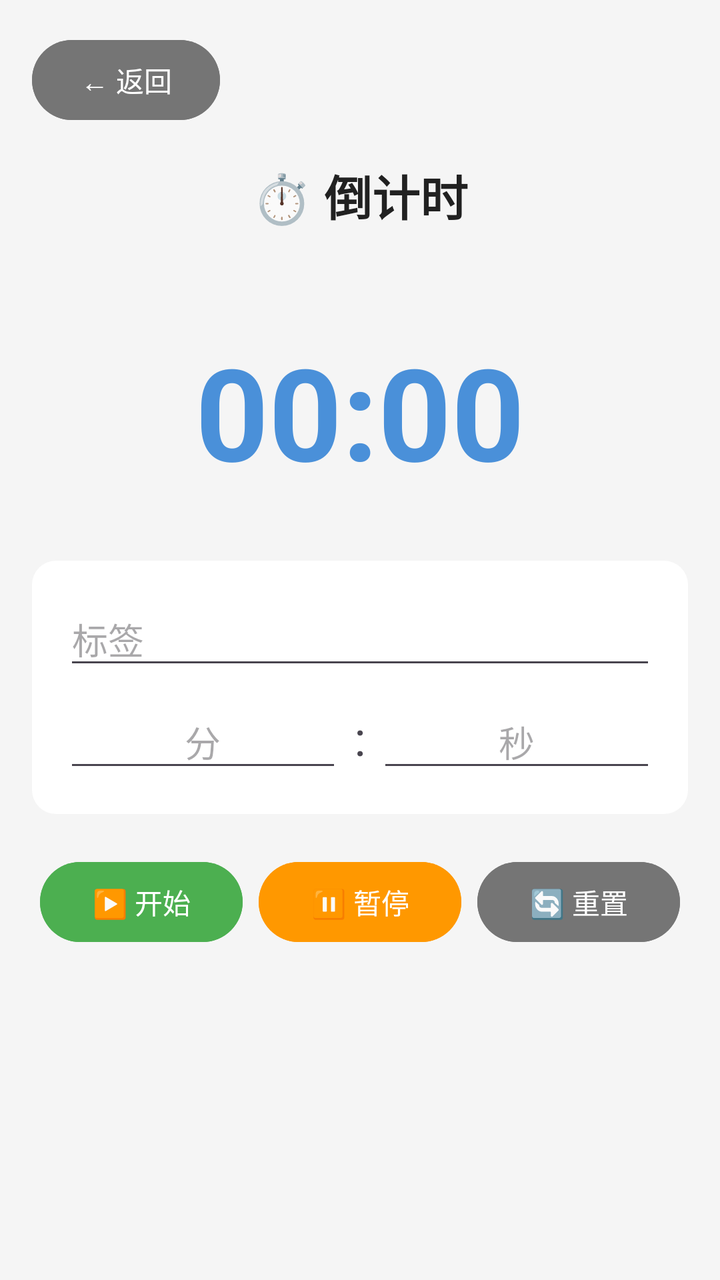
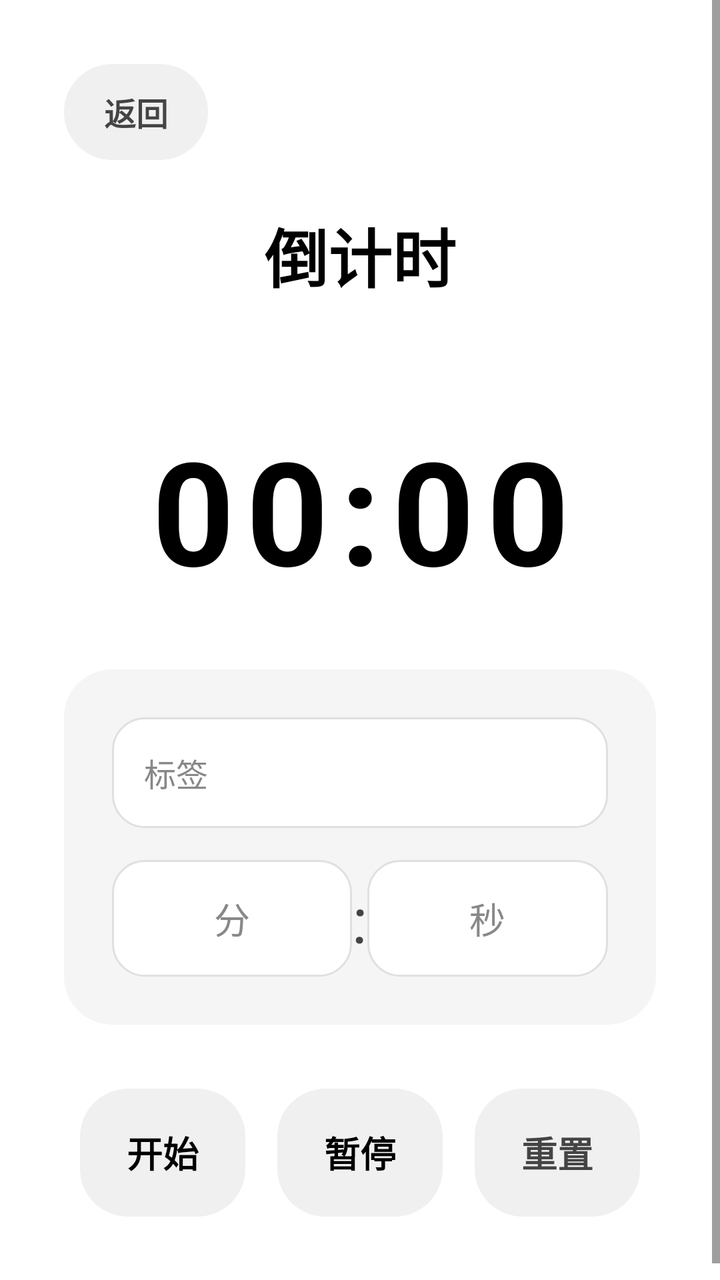

An Android layout rendered at two revisions. The XML below is the earlier revision; the diff shows what the commit changed to produce the second picture.
<!-- AndroidManifest.xml: activity theme Theme.Clock3 -->
<!-- res/layout/activity_countdown.xml -->
<?xml version="1.0" encoding="utf-8"?>
<LinearLayout xmlns:android="http://schemas.android.com/apk/res/android"
    android:layout_width="match_parent"
    android:layout_height="match_parent"
    android:orientation="vertical"
    android:background="@color/background"
    android:padding="16dp">

    <Button
        android:id="@+id/backButton"
        android:layout_width="wrap_content"
        android:layout_height="wrap_content"
        android:text="← 返回"
        android:backgroundTint="@color/text_secondary"/>

    <TextView
        android:layout_width="match_parent"
        android:layout_height="wrap_content"
        android:text="⏱️ 倒计时"
        android:textSize="24sp"
        android:textStyle="bold"
        android:textColor="@color/text_primary"
        android:gravity="center"
        android:paddingVertical="16dp"/>

    <TextView
        android:id="@+id/countdownText"
        android:layout_width="match_parent"
        android:layout_height="wrap_content"
        android:text="00:00"
        android:textSize="64sp"
        android:textStyle="bold"
        android:textColor="@color/primary"
        android:gravity="center"
        android:paddingVertical="32dp"/>

    <LinearLayout
        android:layout_width="match_parent"
        android:layout_height="wrap_content"
        android:orientation="vertical"
        android:background="@drawable/card_background"
        android:padding="16dp"
        android:layout_marginBottom="16dp">

        <EditText
            android:id="@+id/labelInput"
            android:layout_width="match_parent"
            android:layout_height="wrap_content"
            android:hint="标签"
            android:layout_marginBottom="8dp"/>

        <LinearLayout
            android:layout_width="match_parent"
            android:layout_height="wrap_content"
            android:orientation="horizontal">

            <EditText
                android:id="@+id/minuteInput"
                android:layout_width="0dp"
                android:layout_height="wrap_content"
                android:layout_weight="1"
                android:hint="分"
                android:inputType="number"
                android:gravity="center"/>

            <TextView
                android:layout_width="wrap_content"
                android:layout_height="wrap_content"
                android:text=" : "
                android:textSize="24sp"/>

            <EditText
                android:id="@+id/secondInput"
                android:layout_width="0dp"
                android:layout_height="wrap_content"
                android:layout_weight="1"
                android:hint="秒"
                android:inputType="number"
                android:gravity="center"/>

        </LinearLayout>

    </LinearLayout>

    <LinearLayout
        android:layout_width="match_parent"
        android:layout_height="wrap_content"
        android:orientation="horizontal"
        android:gravity="center">

        <Button
            android:id="@+id/startButton"
            android:layout_width="0dp"
            android:layout_height="wrap_content"
            android:layout_weight="1"
            android:text="▶️ 开始"
            android:backgroundTint="@color/success"
            android:layout_margin="4dp"/>

        <Button
            android:id="@+id/pauseButton"
            android:layout_width="0dp"
            android:layout_height="wrap_content"
            android:layout_weight="1"
            android:text="⏸️ 暂停"
            android:backgroundTint="@color/warning"
            android:layout_margin="4dp"/>

        <Button
            android:id="@+id/resetButton"
            android:layout_width="0dp"
            android:layout_height="wrap_content"
            android:layout_weight="1"
            android:text="🔄 重置"
            android:backgroundTint="@color/text_secondary"
            android:layout_margin="4dp"/>

    </LinearLayout>

</LinearLayout>
<!-- resources referenced by this layout -->
<resources>
  <color name="background">#F5F5F5</color>
  <color name="primary">#4A90D9</color>
  <color name="success">#4CAF50</color>
  <color name="text_primary">#212121</color>
  <color name="text_secondary">#757575</color>
  <color name="warning">#FF9800</color>
  <!-- drawable card_background (drawable) -->
  <?xml version="1.0" encoding="utf-8"?>
  <shape xmlns:android="http://schemas.android.com/apk/res/android"
      android:shape="rectangle">
      <solid android:color="@color/card_background" />
      <corners android:radius="12dp" />
  </shape>
  <style name="Theme.Clock3" parent="Theme.Material3.Light.NoActionBar">
          <item name="colorPrimary">@color/primary</item>
          <item name="colorPrimaryDark">@color/primary_dark</item>
          <item name="colorAccent">@color/accent</item>
          <item name="android:colorBackground">@color/background</item>
          <item name="android:statusBarColor">@color/primary_dark</item>
          <item name="android:navigationBarColor">@color/primary_dark</item>
          <item name="android:windowBackground">@color/background</item>
      </style>
  <color name="card_background">#FFFFFF</color>
  <color name="primary_dark">#3A7BC8</color>
  <color name="accent">#FF6B6B</color>
</resources>

<!-- the commit's change to res/layout/activity_countdown.xml (unified diff, before → after) -->
@@ -1,120 +1,194 @@
 <?xml version="1.0" encoding="utf-8"?>
-<LinearLayout xmlns:android="http://schemas.android.com/apk/res/android"
+<ScrollView xmlns:android="http://schemas.android.com/apk/res/android"
     android:layout_width="match_parent"
     android:layout_height="match_parent"
-    android:orientation="vertical"
-    android:background="@color/background"
-    android:padding="16dp">
-
-    <Button
-        android:id="@+id/backButton"
-        android:layout_width="wrap_content"
-        android:layout_height="wrap_content"
-        android:text="← 返回"
-        android:backgroundTint="@color/text_secondary"/>
-
-    <TextView
-        android:layout_width="match_parent"
-        android:layout_height="wrap_content"
-        android:text="⏱️ 倒计时"
-        android:textSize="24sp"
-        android:textStyle="bold"
-        android:textColor="@color/text_primary"
-        android:gravity="center"
-        android:paddingVertical="16dp"/>
-
-    <TextView
-        android:id="@+id/countdownText"
-        android:layout_width="match_parent"
-        android:layout_height="wrap_content"
-        android:text="00:00"
-        android:textSize="64sp"
-        android:textStyle="bold"
-        android:textColor="@color/primary"
-        android:gravity="center"
-        android:paddingVertical="32dp"/>
+    android:fillViewport="true"
+    android:background="@color/background">
 
     <LinearLayout
         android:layout_width="match_parent"
         android:layout_height="wrap_content"
         android:orientation="vertical"
-        android:background="@drawable/card_background"
-        android:padding="16dp"
-        android:layout_marginBottom="16dp">
+        android:padding="32dp">
 
-        <EditText
-            android:id="@+id/labelInput"
+        <LinearLayout
+            android:id="@+id/backButton"
+            android:layout_width="wrap_content"
+            android:layout_height="48dp"
+            android:orientation="horizontal"
+            android:gravity="center"
+            android:background="@drawable/card_button_secondary"
+            android:paddingHorizontal="20dp"
+            android:clickable="true"
+            android:focusable="true">
+
+            <TextView
+                android:layout_width="wrap_content"
+                android:layout_height="wrap_content"
+                android:text="@string/back"
+                android:textSize="16sp"
+                android:textStyle="bold"
+                android:textColor="@color/text_secondary"/>
+
+        </LinearLayout>
+
+        <TextView
             android:layout_width="match_parent"
             android:layout_height="wrap_content"
-            android:hint="标签"
-            android:layout_marginBottom="8dp"/>
+            android:text="@string/countdown"
+            android:textSize="32sp"
+            android:textStyle="bold"
+            android:textColor="@color/text_primary"
+            android:gravity="center"
+            android:paddingVertical="24dp"/>
+
+        <TextView
+            android:id="@+id/countdownText"
+            android:layout_width="match_parent"
+            android:layout_height="wrap_content"
+            android:text="@string/countdown_zero_time"
+            android:textSize="72sp"
+            android:textStyle="bold"
+            android:textColor="@color/text_primary"
+            android:gravity="center"
+            android:letterSpacing="0.08"
+            android:paddingVertical="32dp"/>
 
         <LinearLayout
             android:layout_width="match_parent"
             android:layout_height="wrap_content"
-            android:orientation="horizontal">
+            android:orientation="vertical"
+            android:background="@drawable/card_background"
+            android:padding="24dp"
+            android:layout_marginBottom="24dp">
 
             <EditText
-                android:id="@+id/minuteInput"
+                android:id="@+id/labelInput"
+                android:layout_width="match_parent"
+                android:layout_height="wrap_content"
+                android:hint="@string/label_hint"
+                android:background="@drawable/edit_text_background"
+                android:padding="16dp"
+                android:layout_marginBottom="16dp"
+                android:textSize="16sp"/>
+
+            <LinearLayout
+                android:layout_width="match_parent"
+                android:layout_height="wrap_content"
+                android:orientation="horizontal">
+
+                <EditText
+                    android:id="@+id/minuteInput"
+                    android:layout_width="0dp"
+                    android:layout_height="wrap_content"
+                    android:layout_weight="1"
+                    android:hint="@string/countdown_minutes"
+                    android:inputType="number"
+                    android:gravity="center"
+                    android:background="@drawable/edit_text_background"
+                    android:padding="16dp"
+                    android:textSize="18sp"/>
+
+                <TextView
+                    android:layout_width="wrap_content"
+                    android:layout_height="wrap_content"
+                    android:text="@string/time_separator"
+                    android:textSize="32sp"
+                    android:textColor="@color/text_secondary"
+                    android:layout_gravity="center"/>
+
+                <EditText
+                    android:id="@+id/secondInput"
+                    android:layout_width="0dp"
+                    android:layout_height="wrap_content"
+                    android:layout_weight="1"
+                    android:hint="@string/countdown_seconds"
+                    android:inputType="number"
+                    android:gravity="center"
+                    android:background="@drawable/edit_text_background"
+                    android:padding="16dp"
+                    android:textSize="18sp"/>
+
+            </LinearLayout>
+
+        </LinearLayout>
+
+        <LinearLayout
+            android:layout_width="match_parent"
+            android:layout_height="wrap_content"
+            android:orientation="horizontal"
+            android:gravity="center">
+
+            <LinearLayout
+                android:id="@+id/startButton"
                 android:layout_width="0dp"
-                android:layout_height="wrap_content"
+                android:layout_height="64dp"
                 android:layout_weight="1"
-                android:hint="分"
-                android:inputType="number"
-                android:gravity="center"/>
+                android:orientation="horizontal"
+                android:gravity="center"
+                android:layout_margin="8dp"
+                android:background="@drawable/card_button_secondary"
+                android:clickable="true"
+                android:focusable="true">
 
-            <TextView
-                android:layout_width="wrap_content"
-                android:layout_height="wrap_content"
-                android:text=" : "
-                android:textSize="24sp"/>
+                <TextView
+                    android:id="@+id/startButtonText"
+                    android:layout_width="wrap_content"
+                    android:layout_height="wrap_content"
+                    android:text="@string/start"
+                    android:textSize="18sp"
+                    android:textStyle="bold"
+                    android:textColor="@color/text_primary"/>
 
-            <EditText
-                android:id="@+id/secondInput"
+            </LinearLayout>
+
+            <LinearLayout
+                android:id="@+id/pauseButton"
                 android:layout_width="0dp"
-                android:layout_height="wrap_content"
+                android:layout_height="64dp"
                 android:layout_weight="1"
-                android:hint="秒"
-                android:inputType="number"
-                android:gravity="center"/>
+                android:orientation="horizontal"
+                android:gravity="center"
+                android:layout_margin="8dp"
+                android:background="@drawable/card_button_secondary"
+                android:clickable="true"
+                android:focusable="true">
+
+                <TextView
+                    android:id="@+id/pauseButtonText"
+                    android:layout_width="wrap_content"
+                    android:layout_height="wrap_content"
+                    android:text="@string/pause"
+                    android:textSize="18sp"
+                    android:textStyle="bold"
+                    android:textColor="@color/text_primary"/>
+
+            </LinearLayout>
+
+            <LinearLayout
+                android:id="@+id/resetButton"
+                android:layout_width="0dp"
+                android:layout_height="64dp"
+                android:layout_weight="1"
+                android:orientation="horizontal"
+                android:gravity="center"
+                android:layout_margin="8dp"
+                android:background="@drawable/card_button_secondary"
+                android:clickable="true"
+                android:focusable="true">
+
+                <TextView
+                    android:layout_width="wrap_content"
+                    android:layout_height="wrap_content"
+                    android:text="@string/reset"
+                    android:textSize="18sp"
+                    android:textStyle="bold"
+                    android:textColor="@color/text_secondary"/>
+
+            </LinearLayout>
 
         </LinearLayout>
 
     </LinearLayout>
 
-    <LinearLayout
-        android:layout_width="match_parent"
-        android:layout_height="wrap_content"
-        android:orientation="horizontal"
-        android:gravity="center">
-
-        <Button
-            android:id="@+id/startButton"
-            android:layout_width="0dp"
-            android:layout_height="wrap_content"
-            android:layout_weight="1"
-            android:text="▶️ 开始"
-            android:backgroundTint="@color/success"
-            android:layout_margin="4dp"/>
-
-        <Button
-            android:id="@+id/pauseButton"
-            android:layout_width="0dp"
-            android:layout_height="wrap_content"
-            android:layout_weight="1"
-            android:text="⏸️ 暂停"
-            android:backgroundTint="@color/warning"
-            android:layout_margin="4dp"/>
-
-        <Button
-            android:id="@+id/resetButton"
-            android:layout_width="0dp"
-            android:layout_height="wrap_content"
-            android:layout_weight="1"
-            android:text="🔄 重置"
-            android:backgroundTint="@color/text_secondary"
-            android:layout_margin="4dp"/>
-
-    </LinearLayout>
-
-</LinearLayout>
+</ScrollView>
<!-- resource entries referenced after the edit -->
@@ -1,29 +1,63 @@
 <!-- resources referenced by this layout -->
 <resources>
-  <color name="background">#F5F5F5</color>
-  <color name="primary">#4A90D9</color>
-  <color name="success">#4CAF50</color>
-  <color name="text_primary">#212121</color>
-  <color name="text_secondary">#757575</color>
-  <color name="warning">#FF9800</color>
+  <color name="background">#FFFFFF</color>
+  <color name="primary">#444444</color>
+  <color name="text_primary">#000000</color>
+  <color name="text_secondary">#444444</color>
   <!-- drawable card_background (drawable) -->
   <?xml version="1.0" encoding="utf-8"?>
-  <shape xmlns:android="http://schemas.android.com/apk/res/android"
-      android:shape="rectangle">
-      <solid android:color="@color/card_background" />
-      <corners android:radius="12dp" />
+  <shape xmlns:android="http://schemas.android.com/apk/res/android">
+      <solid android:color="@color/card_background"/>
+      <corners android:radius="24dp"/>
   </shape>
+  <!-- drawable card_button_secondary (drawable) -->
+  <?xml version="1.0" encoding="utf-8"?>
+  <shape xmlns:android="http://schemas.android.com/apk/res/android">
+      <solid android:color="@color/button_secondary"/>
+      <corners android:radius="24dp"/>
+  </shape>
+  <!-- drawable edit_text_background (drawable) -->
+  <?xml version="1.0" encoding="utf-8"?>
+  <shape xmlns:android="http://schemas.android.com/apk/res/android">
+      <solid android:color="@color/background"/>
+      <corners android:radius="16dp"/>
+      <stroke android:width="1dp" android:color="@color/divider"/>
+  </shape>
+  <string name="back">返回</string>
+  <string name="countdown">倒计时</string>
+  <string name="countdown_minutes">分</string>
+  <string name="countdown_seconds">秒</string>
+  <string name="countdown_zero_time">00:00</string>
+  <string name="label_hint">标签</string>
+  <string name="pause">暂停</string>
+  <string name="reset">重置</string>
+  <string name="start">开始</string>
+  <string name="time_separator"> : </string>
   <style name="Theme.Clock3" parent="Theme.Material3.Light.NoActionBar">
           <item name="colorPrimary">@color/primary</item>
           <item name="colorPrimaryDark">@color/primary_dark</item>
           <item name="colorAccent">@color/accent</item>
           <item name="android:colorBackground">@color/background</item>
-          <item name="android:statusBarColor">@color/primary_dark</item>
-          <item name="android:navigationBarColor">@color/primary_dark</item>
+          <item name="android:statusBarColor">@color/surface</item>
+          <item name="android:navigationBarColor">@color/background</item>
           <item name="android:windowBackground">@color/background</item>
+          <item name="android:windowActivityTransitions">true</item>
+          <item name="colorSurface">@color/surface</item>
+          <item name="colorOnSurface">@color/text_primary</item>
+          <item name="colorSecondary">@color/accent</item>
+          <item name="colorOnSecondary">@color/text_primary</item>
+          <item name="colorError">@color/error</item>
+          <item name="android:textColorPrimary">@color/text_primary</item>
+          <item name="android:textColorSecondary">@color/text_secondary</item>
+          <item name="android:textColorHint">@color/text_hint</item>
       </style>
-  <color name="card_background">#FFFFFF</color>
-  <color name="primary_dark">#3A7BC8</color>
-  <color name="accent">#FF6B6B</color>
+  <color name="card_background">#F5F5F5</color>
+  <color name="button_secondary">#F0F0F0</color>
+  <color name="divider">#E0E0E0</color>
+  <color name="primary_dark">#222222</color>
+  <color name="accent">#666666</color>
+  <color name="surface">#FFFFFF</color>
+  <color name="error">#880000</color>
+  <color name="text_hint">#888888</color>
 </resources>
 
